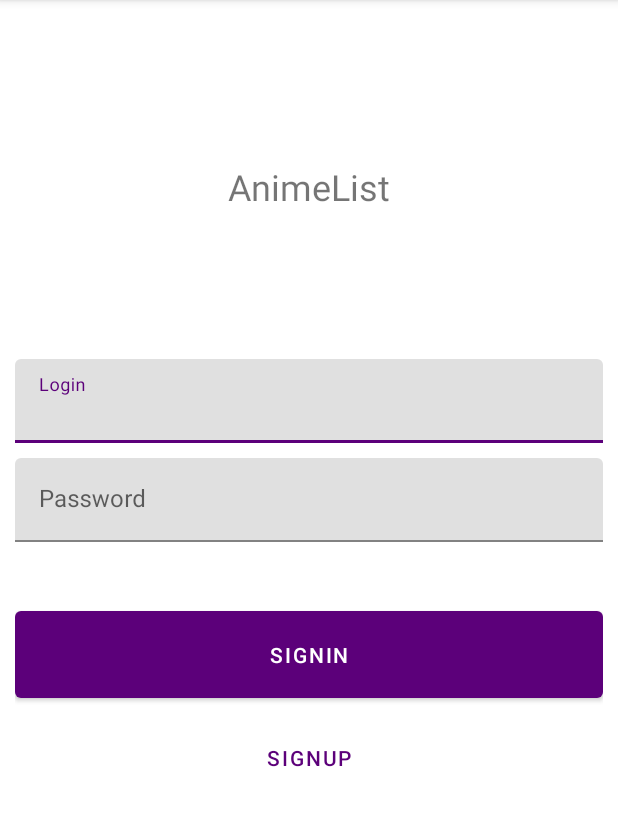
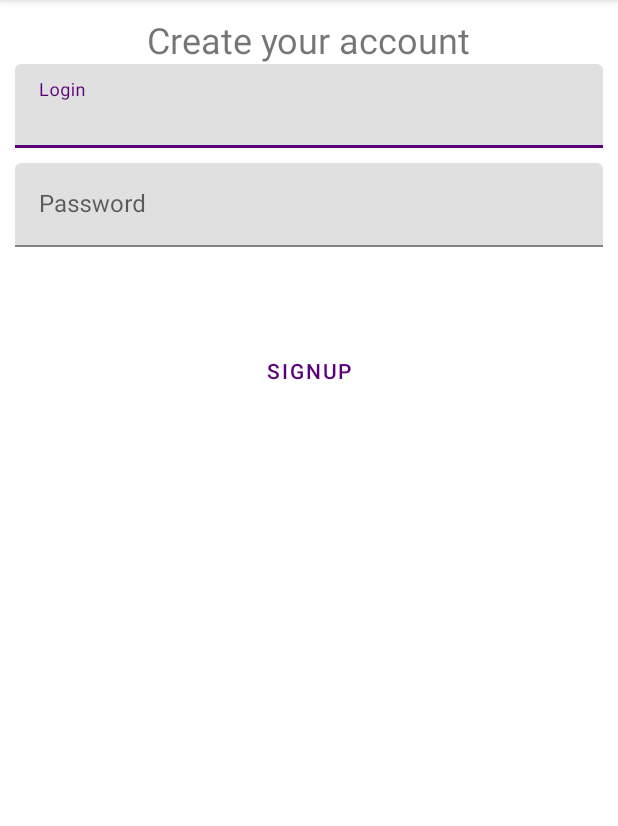
Before and after one commit to Clem10101998/Android4A, an Android app: the screen it shows after launch (MainActivity before the commit, RegisterActivity after it), after a tap on "SIGNUP", on a phone screen of 412 x 824 dp, the part 84-910 px from its top. Run offline under Robolectric (Android 15) with nearby library versions, the phone set to English and light mode, and no system bars; our stand-ins replace Room's generated code.

Commit message:
New Activity for registration

```diff
--- a/app/src/main/java/com/github/clem10101998/androidkotlin4a/presentation/main/DataActivity.kt
+++ b/app/src/main/java/com/github/clem10101998/androidkotlin4a/presentation/main/DataActivity.kt
@@ -16,18 +16,13 @@ import android.widget.Toast
 
 class DataActivity : AppCompatActivity() {
 
-    //private val valuesList = mutableListOf<String>()
+   private val BASE_URL = "https://ghibliapi.herokuapp.com/"
 
     override fun onCreate(savedInstanceState: Bundle?) {
         super.onCreate(savedInstanceState)
         setContentView(R.layout.activity_data)
 
         makeApiCall()
-        // WatchedList()
-
-        /* recycler_view.setHasFixedSize(true)
-         recycler_view.adapter = ListAdapter(valuesList)
-         recycler_view.layoutManager = LinearLayoutManager(this)*/
 
     }
     private fun showList(values: List<Donnees>){
@@ -39,7 +34,7 @@ class DataActivity : AppCompatActivity() {
 
     private fun makeApiCall(){
         val retrofit = Retrofit.Builder()
-            .baseUrl("https://ghibliapi.herokuapp.com/")
+            .baseUrl(BASE_URL)
             .addConverterFactory(GsonConverterFactory.create())
             .build()
 
@@ -50,16 +45,11 @@ class DataActivity : AppCompatActivity() {
                 Toast.makeText(getApplicationContext(), "API Success", Toast.LENGTH_SHORT).show()
             }
             override fun onFailure(call: Call<List<Donnees>>, t: Throwable) {
-                //Toast.makeText(getApplicationContext(), "API Error", Toast.LENGTH_SHORT).show()
+                showError()
             }
         })
     }
-    /*private fun addElementList(values1: String){
-        valuesList.add(values1)
+    private fun showError(){
+        Toast.makeText(getApplicationContext(), "API Error", Toast.LENGTH_SHORT).show()
     }
-
-    private fun WatchedList(){
-        for(i in 0 until 100){
-            addElementList("Test $i")
-        }*/
 }
--- a/app/src/main/java/com/github/clem10101998/androidkotlin4a/presentation/main/MainActivity.kt
+++ b/app/src/main/java/com/github/clem10101998/androidkotlin4a/presentation/main/MainActivity.kt
@@ -55,8 +55,10 @@ class MainActivity : AppCompatActivity() {
             //            //startActivity(intent)
         }
         create_account_button.setOnClickListener{
-            mainViewModel.OnClickedCreate(login_edit.text.toString().trim(), password_edit.text.toString())
-            Toast.makeText(applicationContext, "Account well created", Toast.LENGTH_SHORT).show()
+            /*mainViewModel.OnClickedCreate(login_edit.text.toString().trim(), password_edit.text.toString())
+            Toast.makeText(applicationContext, "Account well created", Toast.LENGTH_SHORT).show()*/
+            val intent = Intent(this, RegisterActivity::class.java)
+            startActivity(intent)
         }
     }
 }
--- /dev/null
+++ b/app/src/main/java/com/github/clem10101998/androidkotlin4a/presentation/main/RegisterActivity.kt
@@ -0,0 +1,26 @@
+package com.github.clem10101998.androidkotlin4a.presentation.main
+
+import android.content.Intent
+import androidx.appcompat.app.AppCompatActivity
+import android.os.Bundle
+import android.widget.Toast
+import com.github.clem10101998.androidkotlin4a.R
+import kotlinx.android.synthetic.main.activity_main.*
+import org.koin.android.ext.android.inject
+
+class RegisterActivity : AppCompatActivity() {
+
+    val mainViewModel: MainViewModel by inject()
+
+    override fun onCreate(savedInstanceState: Bundle?) {
+        super.onCreate(savedInstanceState)
+        setContentView(R.layout.activity_register)
+
+        create_account_button.setOnClickListener {
+            mainViewModel.OnClickedCreate(login_edit.text.toString().trim(), password_edit.text.toString())
+            Toast.makeText(applicationContext, "Account well created", Toast.LENGTH_SHORT).show()
+            val intent = Intent(this, MainActivity::class.java)
+            startActivity(intent)
+        }
+    }
+}
--- /dev/null
+++ b/app/src/main/res/layout/activity_register.xml
@@ -0,0 +1,73 @@
+<?xml version="1.0" encoding="utf-8"?>
+<androidx.constraintlayout.widget.ConstraintLayout xmlns:android="http://schemas.android.com/apk/res/android"
+    xmlns:app="http://schemas.android.com/apk/res-auto"
+    xmlns:tools="http://schemas.android.com/tools"
+    android:layout_width="match_parent"
+    android:layout_height="match_parent"
+    android:padding="@dimen/normal_spacing"
+    tools:context=".presentation.main.MainActivity">
+
+    <com.google.android.material.textfield.TextInputLayout
+        android:id="@+id/login_input_layout"
+        android:layout_width="match_parent"
+        android:layout_height="wrap_content"
+        android:hint="Login"
+        app:layout_constraintVertical_chainStyle="packed"
+        app:layout_constraintTop_toTopOf="parent"
+        app:layout_constraintStart_toStartOf="parent"
+        app:layout_constraintEnd_toEndOf="parent"
+        app:layout_constraintBottom_toTopOf="@+id/password_input_layout">
+
+        <com.google.android.material.textfield.TextInputEditText
+            android:id="@+id/login_edit"
+            android:layout_width="match_parent"
+            android:layout_height="wrap_content"
+            android:inputType="text"
+            />
+        <!--type input for login-->
+
+    </com.google.android.material.textfield.TextInputLayout>
+
+    <com.google.android.material.textfield.TextInputLayout
+        android:id="@+id/password_input_layout"
+        android:layout_width="match_parent"
+        android:layout_height="wrap_content"
+        android:layout_marginTop="@dimen/normal_spacing"
+        android:hint="Password"
+        app:layout_constraintEnd_toEndOf="parent"
+        app:layout_constraintStart_toStartOf="parent"
+        app:layout_constraintTop_toBottomOf="@+id/login_input_layout">
+
+        <com.google.android.material.textfield.TextInputEditText
+            android:id="@+id/password_edit"
+            android:layout_width="match_parent"
+            android:layout_height="wrap_content"
+            android:inputType="textPassword" />
+
+    </com.google.android.material.textfield.TextInputLayout>
+
+    <com.google.android.material.button.MaterialButton
+        android:id="@+id/create_account_button"
+        style="@style/Widget.MaterialComponents.Button.TextButton"
+        android:layout_width="match_parent"
+        android:layout_height="wrap_content"
+        android:text="SignUp"
+        app:layout_constraintBottom_toBottomOf="parent"
+        app:layout_constraintHorizontal_bias="0.842"
+        app:layout_constraintLeft_toLeftOf="parent"
+        app:layout_constraintRight_toRightOf="parent"
+        app:layout_constraintTop_toBottomOf="@+id/password_input_layout"
+        app:layout_constraintVertical_bias="0.108" />
+
+    <TextView
+        android:id="@+id/textView"
+        android:layout_width="wrap_content"
+        android:layout_height="wrap_content"
+        android:text="Create your account"
+        android:textSize="24sp"
+        app:layout_constraintBottom_toTopOf="@+id/login_input_layout"
+        app:layout_constraintEnd_toEndOf="parent"
+        app:layout_constraintStart_toStartOf="parent"
+        app:layout_constraintTop_toTopOf="parent" />
+
+</androidx.constraintlayout.widget.ConstraintLayout>
```
